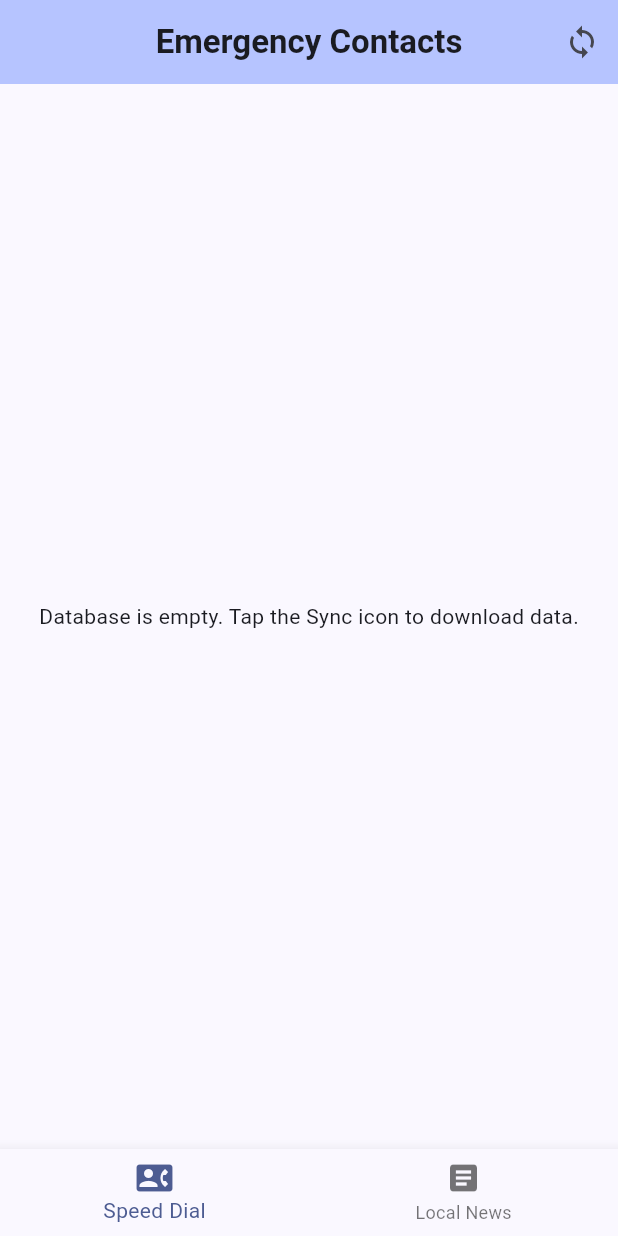
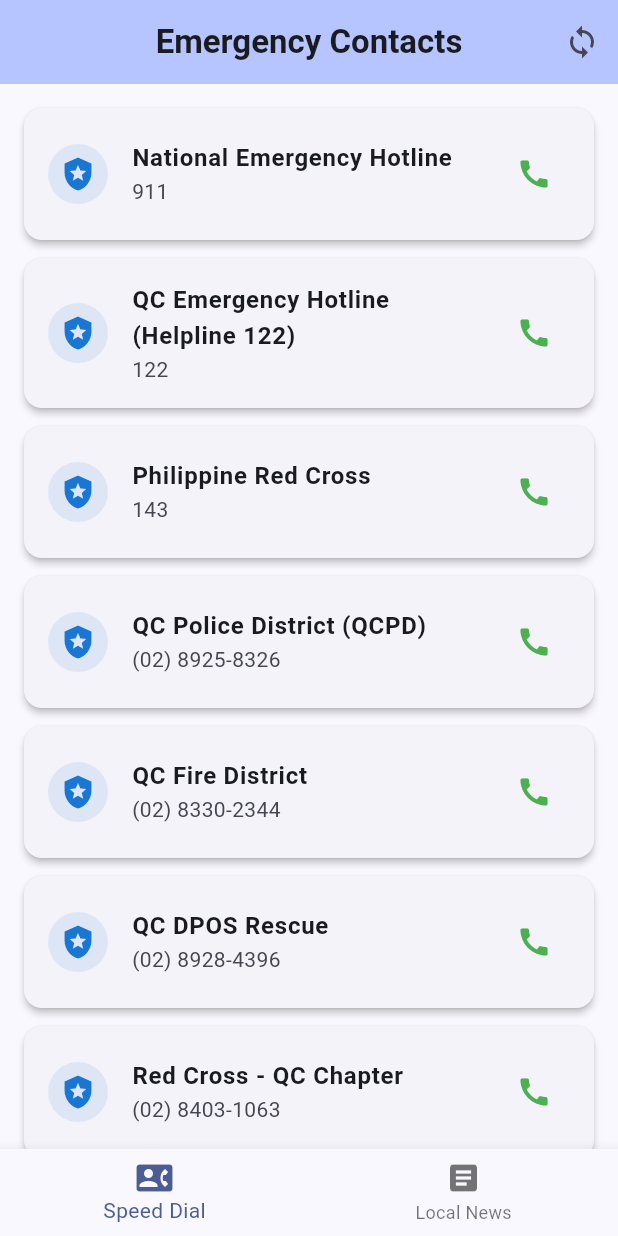
Before and after one commit to alfieprojectsdev/tawag-tugon-api, a Flutter app: the screen it shows after launch, on a phone screen of 412 x 824 dp. Run offline on Flutter 3.47's test engine with Material 3 defaults, Android fonts, the phone set to English and light mode, and no system bars; our stand-ins replace sqflite; accounts and stored records are empty.

Commit message:
feat: bundle verified QC demo data into app and server seeds
Speed-dial: 13 verified 2026 hotlines (911/122/143 plus NTC 8-digit
landlines with (02) prefix), replacing fake test contacts and outdated
7-digit numbers. News: 5 QC program articles condensed from
quezoncity.gov.ph, text-only, with source URLs.

App seeds on fresh install (onCreate) and via DB v3->v4 upgrade, so
the demo works offline with no first sync. seed_qc.py mirrors the same
data server-side; sync dedupes news on source_url.

Co-Authored-By: Claude Fable 5 <noreply@anthropic.com>

```diff
--- /dev/null
+++ b/tawag_tugon_app/lib/seed_data.dart
@@ -0,0 +1,233 @@
+/// Bundled demo data for Quezon City (tenant_id 1), baked into the on-device
+/// database so the app is fully populated on first launch with no network
+/// sync required. A later sync against the API updates these rows in place
+/// (news dedupes on source_url) rather than duplicating them.
+///
+/// Contacts: verified QC / Metro Manila hotlines as of 2026. Landlines carry
+/// the (02) area code + NTC 8-digit format so mobile dialing works as-is.
+/// News: condensed from the linked quezoncity.gov.ph program pages.
+library;
+
+const List<Map<String, dynamic>> seedContacts = [
+  {
+    'name': 'National Emergency Hotline',
+    'phone_number': '911',
+    'category': 'Emergency',
+    'priority': 100,
+    'protocol': 'tel',
+    'tenant_id': 1,
+  },
+  {
+    'name': 'QC Emergency Hotline (Helpline 122)',
+    'phone_number': '122',
+    'category': 'Emergency',
+    'priority': 95,
+    'protocol': 'tel',
+    'tenant_id': 1,
+  },
+  {
+    'name': 'Philippine Red Cross',
+    'phone_number': '143',
+    'category': 'Medical',
+    'priority': 90,
+    'protocol': 'tel',
+    'tenant_id': 1,
+  },
+  {
+    'name': 'QC Police District (QCPD)',
+    'phone_number': '(02) 8925-8326',
+    'category': 'Police',
+    'priority': 85,
+    'protocol': 'tel',
+    'tenant_id': 1,
+  },
+  {
+    'name': 'QC Fire District',
+    'phone_number': '(02) 8330-2344',
+    'category': 'Fire',
+    'priority': 80,
+    'protocol': 'tel',
+    'tenant_id': 1,
+  },
+  {
+    'name': 'QC DPOS Rescue',
+    'phone_number': '(02) 8928-4396',
+    'category': 'Rescue',
+    'priority': 75,
+    'protocol': 'tel',
+    'tenant_id': 1,
+  },
+  {
+    'name': 'Red Cross - QC Chapter',
+    'phone_number': '(02) 8403-1063',
+    'category': 'Medical',
+    'priority': 70,
+    'protocol': 'tel',
+    'tenant_id': 1,
+  },
+  {
+    'name': 'MMDA (Traffic & Road Emergencies)',
+    'phone_number': '136',
+    'category': 'Traffic',
+    'priority': 60,
+    'protocol': 'tel',
+    'tenant_id': 1,
+  },
+  {
+    'name': 'Bantay Bata (Child Protection)',
+    'phone_number': '163',
+    'category': 'Social Welfare',
+    'priority': 55,
+    'protocol': 'tel',
+    'tenant_id': 1,
+  },
+  {
+    'name': 'Barangay San Vicente Hall',
+    'phone_number': '(02) 8441-5644',
+    'category': 'Barangay',
+    'priority': 50,
+    'protocol': 'tel',
+    'tenant_id': 1,
+  },
+  {
+    'name': 'Meralco (Power Outages)',
+    'phone_number': '16211',
+    'category': 'Utility',
+    'priority': 30,
+    'protocol': 'tel',
+    'tenant_id': 1,
+  },
+  {
+    'name': 'Manila Water (24/7 Hotline)',
+    'phone_number': '1627',
+    'category': 'Utility',
+    'priority': 25,
+    'protocol': 'tel',
+    'tenant_id': 1,
+  },
+  {
+    'name': 'PLDT Customer Service',
+    'phone_number': '171',
+    'category': 'Utility',
+    'priority': 20,
+    'protocol': 'tel',
+    'tenant_id': 1,
+  },
+];
+
+const List<Map<String, dynamic>> seedNews = [
+  {
+    'title': 'QCitizen ID: One Card for All City Services',
+    'content':
+        'The Quezon City Government\'s QCitizen ID is a unified identification '
+        'system designed to give the city a complete and accurate database of '
+        'its residents, enabling personalized services and better allocation '
+        'of resources to rightful beneficiaries.\n\n'
+        'Cardholders get easier and faster access to city services and '
+        'programs, exclusive benefits and special discounts on city programs, '
+        'and discounts from partner merchants. The ID is available as a '
+        'physical card or a mobile application with a unique ID number.\n\n'
+        'Four categories may apply: residents, Persons with Disabilities '
+        '(PWD), senior citizens, and non-residents studying or working in '
+        'Quezon City. Apply online through the QC e-Services platform or via '
+        'walk-in. As of January 2026 the program counts 1,561,380 active '
+        'cardholders since its establishment in 2021. For assistance, contact '
+        'the QC ID team via Facebook or call HELPLINE 122.',
+    'source_url': 'https://quezoncity.gov.ph/program/qcitizen-id/',
+    'published_date': '2026-07-12T09:00:00',
+    'tenant_id': 1,
+  },
+  {
+    'title': 'Nano-Enterprise Registration: Tax-Free Permits for Sari-Sari '
+        'Stores and Carinderia',
+    'content':
+        'The Quezon City Government, through the Small Business and '
+        'Cooperatives Development and Promotions Office (SBCDPO) and the '
+        'Business Permits and Licensing Department (BPLD), launched the '
+        'Nano-Enterprise Registration Program to support home-based and '
+        'community-based livelihoods in the city, including sari-sari stores '
+        'and carinderia.\n\n'
+        'The program covers self-employed individuals or sole proprietorships '
+        'with an asset size not exceeding PHP 50,000 and annual gross sales '
+        'receipts not exceeding PHP 250,000.\n\n'
+        'Registered nano-enterprises are exempt from local business tax and '
+        'regulatory fees, and get priority consideration for grants, '
+        'subsidies, loans, workshops, seminars, and mentorship. Businesses '
+        'affected by disasters such as fires and floods become eligible for '
+        'capital assistance.\n\n'
+        'Register by submitting the needed documents via QC e-Services '
+        'Business One-Stop-Shop. As of March 2026, 496 nano-enterprises have '
+        'registered.',
+    'source_url':
+        'https://quezoncity.gov.ph/program/nano-enterprise-registration-program/',
+    'published_date': '2026-07-10T09:00:00',
+    'tenant_id': 1,
+  },
+  {
+    'title': 'Start-Up QC: Equity-Free Grants for Professionals and Business',
+    'content':
+        'Through the Local Economic Development and Investment Promotions '
+        'Office (LEDIPO), the Quezon City Government runs the Start-Up QC '
+        'Program to inspire and empower QCitizens to develop business models '
+        'that address social issues and concerns.\n\n'
+        'Participants progress through three phases — evaluation, business '
+        'development, and product development — with curated activities to '
+        'improve, mentor, and finalize business models from conceptualization '
+        'to execution. Ventures that complete all phases receive equity-free '
+        'grants for execution.\n\n'
+        'The program welcomes both professional and business categories and '
+        'has completed four cohorts as of April 2026. To apply, coordinate '
+        'with LEDIPO or consult the FAQ on the QC Government website; follow '
+        'the official Start-Up QC and QC Gov Facebook pages for updates.',
+    'source_url': 'https://quezoncity.gov.ph/program/start-up-qc-program/',
+    'published_date': '2026-07-08T09:00:00',
+    'tenant_id': 1,
+  },
+  {
+    'title': 'Start-Up QC Student Competition: Up to P100,000 for '
+        'Student Founders',
+    'content':
+        'The Quezon City Government, via the QC Local Economic Development '
+        'and Investment Promotions Office, extends startup opportunities to '
+        'students from schools and universities citywide. Participants pitch '
+        'innovative business proposals that help the city\'s key sectors, '
+        'such as agriculture, finance, education, health, information '
+        'technology, culture, and arts.\n\n'
+        'Each cohort ("Squad") receives training, mentorship, and networking '
+        'activities facilitated by the local government. Prizes: First Place '
+        'P100,000; Second Place P75,000; Third Place P50,000; Gold P35,000; '
+        'Silver P25,000; Bronze P15,000.\n\n'
+        'As of April 2026, Squad 1 had 27 awardees and Squad 2 had 29, with '
+        'the Squad 3 competition now open. Watch the official Start-Up '
+        'Facebook page and QC Gov FB page for announcements, or contact '
+        'QC LEDIPO for more information.',
+    'source_url':
+        'https://quezoncity.gov.ph/program/start-up-student-competition/',
+    'published_date': '2026-07-06T09:00:00',
+    'tenant_id': 1,
+  },
+  {
+    'title': 'No Woman Left Behind: Health, Education, and Livelihood for '
+        'Female PDLs',
+    'content':
+        'Through the Quezon Gender and Development Council and the Office of '
+        'the City Mayor, the No Woman Left Behind program improves welfare '
+        'for female Persons Deprived of Liberty (PDLs) during and after '
+        'detention.\n\n'
+        'Healthcare: medical services including lab work, pregnancy tests, '
+        'and vaccines — 19,376 medical interventions performed since 2021 '
+        '(as of March 2026).\n\n'
+        'Education: in partnership with Quezon City University, participants '
+        'access basic and higher education and the Alternative Learning '
+        'System; 353 PDLs have graduated from Elementary-SHS and 43 with a '
+        'BS in Entrepreneurship.\n\n'
+        'Livelihood: capital assistance, the Vote to Tote upcycling campaign, '
+        'and the Cup of Joy coffee shop with barista training — 291 '
+        'participants to date. After care: 162 released PDLs have received '
+        'capital assistance for reintegration.\n\n'
+        'For details, contact the QC GAD Council.',
+    'source_url': 'https://quezoncity.gov.ph/program/no-woman-left-behind-2/',
+    'published_date': '2026-07-04T09:00:00',
+    'tenant_id': 1,
+  },
+];
```
Also changed, not shown: tawag_tugon_app/lib/db_helper.dart (+34 -1 lines), 1 other file.
